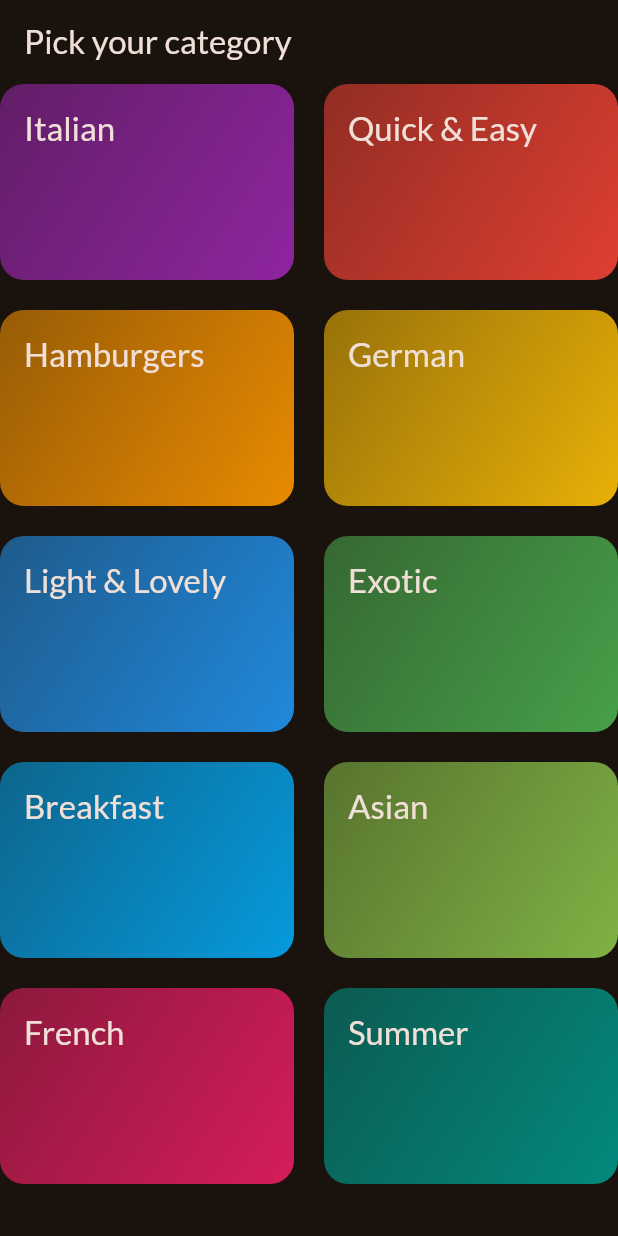
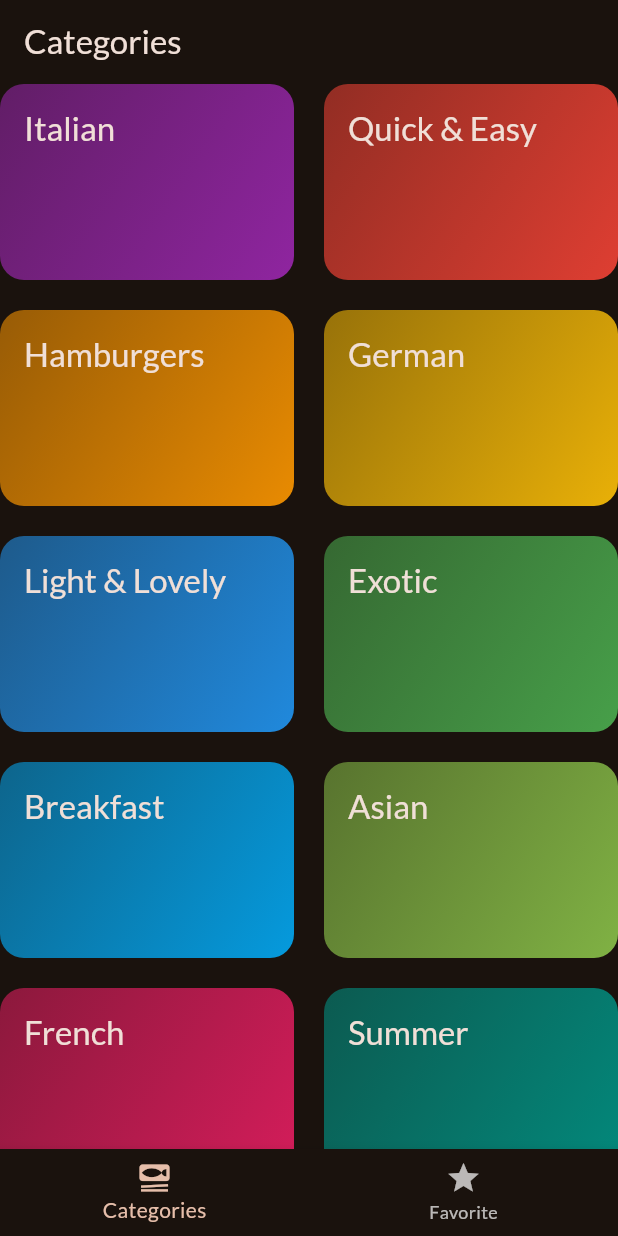
Before and after one commit to IvanRobak/meals, a Flutter app: the screen it shows after launch, on a phone screen of 412 x 824 dp. Run offline on Flutter 3.47's test engine with Material 3 defaults, Android fonts, the phone set to English and light mode, and no system bars; our stand-ins replace google_fonts, transparent_image.

Commit message:
tabs.dart

```diff
--- a/lib/main.dart
+++ b/lib/main.dart
@@ -1,6 +1,6 @@
 import 'package:flutter/material.dart';
 import 'package:google_fonts/google_fonts.dart';
-import 'package:meals/screen/categories.dart';
+import 'package:meals/screen/tabs.dart';
 
 final theme = ThemeData(
     colorScheme: ColorScheme.fromSeed(
@@ -20,7 +20,7 @@ class MyApp extends StatelessWidget {
   Widget build(BuildContext context) {
     return MaterialApp(
       theme: theme,
-      home: const CategoryScreen(),
+      home: const TabsScreen(),
     );
   }
 }
--- a/lib/screen/categories.dart
+++ b/lib/screen/categories.dart
@@ -24,11 +24,7 @@ class CategoryScreen extends StatelessWidget {
 
   @override
   Widget build(BuildContext context) {
-    return Scaffold(
-      appBar: AppBar(
-        title: const Text('Pick your category'),
-      ),
-      body: GridView(
+    return GridView(
         gridDelegate: const SliverGridDelegateWithFixedCrossAxisCount(
           crossAxisCount: 2,
           childAspectRatio: 3 / 2,
@@ -43,7 +39,6 @@ class CategoryScreen extends StatelessWidget {
                 _selectCategory(context, category);
               },
             )
-          ]),
-    );
+        ]);
   }
 }
--- /dev/null
+++ b/lib/screen/tabs.dart
@@ -0,0 +1,47 @@
+import 'package:flutter/material.dart';
+import 'package:meals/screen/categories.dart';
+import 'package:meals/screen/meals.dart';
+
+class TabsScreen extends StatefulWidget {
+  const TabsScreen({super.key});
+
+  @override
+  State<TabsScreen> createState() => _TabsScreenState();
+}
+
+class _TabsScreenState extends State<TabsScreen> {
+  int _selectedPageIndex = 0;
+
+  void _selectPage(int index) {
+    setState(() {
+      _selectedPageIndex = index;
+    });
+  }
+
+  @override
+  Widget build(BuildContext context) {
+    Widget activePage = const CategoryScreen();
+    var activePageTitle = 'Categories';
+
+    if (_selectedPageIndex == 1) {
+      activePage = const MealsScreen(meals: []);
+      activePageTitle = "Your Favorite";
+    }
+
+    return Scaffold(
+      appBar: AppBar(
+        title: Text(activePageTitle),
+      ),
+      body: activePage,
+      bottomNavigationBar: BottomNavigationBar(
+        onTap: _selectPage,
+        currentIndex: _selectedPageIndex,
+        items: const [
+          BottomNavigationBarItem(
+              icon: Icon(Icons.set_meal), label: 'Categories'),
+          BottomNavigationBarItem(icon: Icon(Icons.star), label: 'Favorite'),
+        ],
+      ),
+    );
+  }
+}
```
Also changed, not shown: lib/screen/meals.dart (+7 -3 lines), 3 other files. Lines whose indentation alone changed are shown as unchanged.
